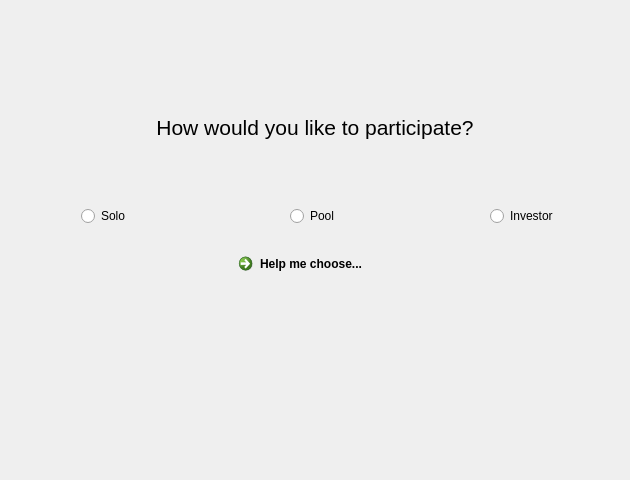
The window that src/qt/forms/researcherwizardmodepage.ui (gridcoin-community/Gridcoin-Research) describes before a commit, drawn with Qt 5.
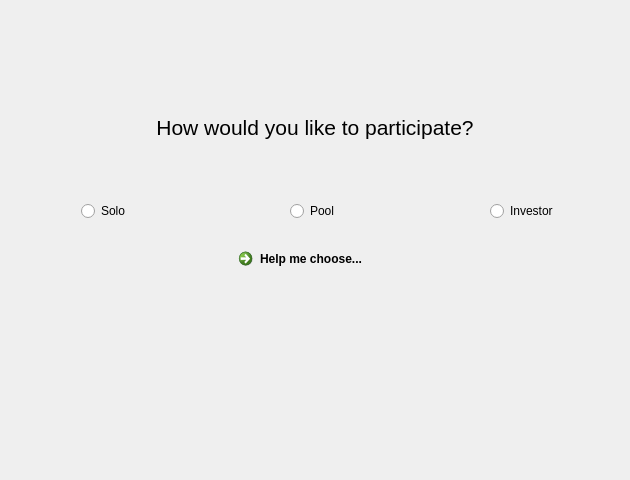
The same window after the commit. Icons and pictures are not drawn. Custom widgets are drawn as their Qt base class.

```diff
--- a/src/qt/forms/researcherwizardmodepage.ui
+++ b/src/qt/forms/researcherwizardmodepage.ui
@@ -100,13 +100,7 @@
       <enum>Qt::Vertical</enum>
      </property>
      <property name="sizeType">
-      <enum>QSizePolicy::Fixed</enum>
-     </property>
-     <property name="sizeHint" stdset="0">
-      <size>
-       <width>20</width>
-       <height>12</height>
-      </size>
+      <enum>QSizePolicy::Expanding</enum>
      </property>
     </spacer>
    </item>
```
